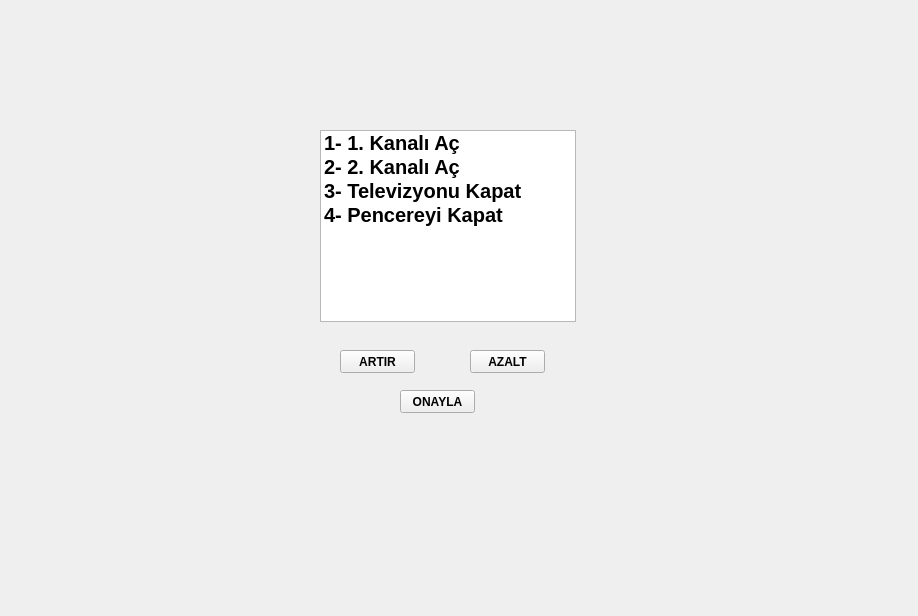
Above: Interface/television.ui from ozkandgn/IotOperationsWithEyes before the change. Below: the same form after it.
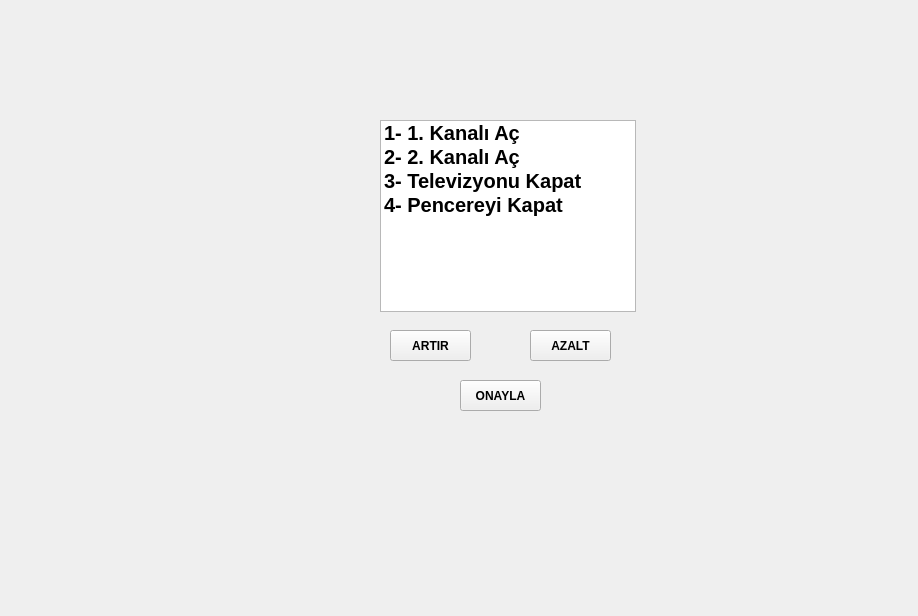
That is the form after the change.

Commit message: Window sizes fixed

The edit to the form file:
```diff
--- a/Interface/television.ui
+++ b/Interface/television.ui
@@ -17,8 +17,8 @@
    <widget class="QListWidget" name="tvListWidget">
     <property name="geometry">
      <rect>
-      <x>320</x>
-      <y>130</y>
+      <x>380</x>
+      <y>120</y>
       <width>256</width>
       <height>192</height>
      </rect>
@@ -54,15 +54,15 @@
    <widget class="QLabel" name="label">
     <property name="geometry">
      <rect>
-      <x>70</x>
-      <y>80</y>
+      <x>230</x>
+      <y>160</y>
       <width>141</width>
       <height>51</height>
      </rect>
     </property>
     <property name="font">
      <font>
-      <pointsize>20</pointsize>
+      <pointsize>30</pointsize>
       <weight>75</weight>
       <bold>true</bold>
      </font>
@@ -74,10 +74,10 @@
    <widget class="QPushButton" name="tvArtirBtn">
     <property name="geometry">
      <rect>
-      <x>340</x>
-      <y>350</y>
-      <width>75</width>
-      <height>23</height>
+      <x>390</x>
+      <y>330</y>
+      <width>81</width>
+      <height>31</height>
      </rect>
     </property>
     <property name="font">
@@ -93,10 +93,10 @@
    <widget class="QPushButton" name="tvAzaltBtn">
     <property name="geometry">
      <rect>
-      <x>470</x>
-      <y>350</y>
-      <width>75</width>
-      <height>23</height>
+      <x>530</x>
+      <y>330</y>
+      <width>81</width>
+      <height>31</height>
      </rect>
     </property>
     <property name="font">
@@ -112,10 +112,10 @@
    <widget class="QPushButton" name="tvOnaylaBtn">
     <property name="geometry">
      <rect>
-      <x>400</x>
-      <y>390</y>
-      <width>75</width>
-      <height>23</height>
+      <x>460</x>
+      <y>380</y>
+      <width>81</width>
+      <height>31</height>
      </rect>
     </property>
     <property name="font">
@@ -131,8 +131,8 @@
    <widget class="QLabel" name="tvStatusLbl">
     <property name="geometry">
      <rect>
-      <x>70</x>
-      <y>160</y>
+      <x>230</x>
+      <y>230</y>
       <width>141</width>
       <height>51</height>
      </rect>
```
The commit also changes 3 other files.
